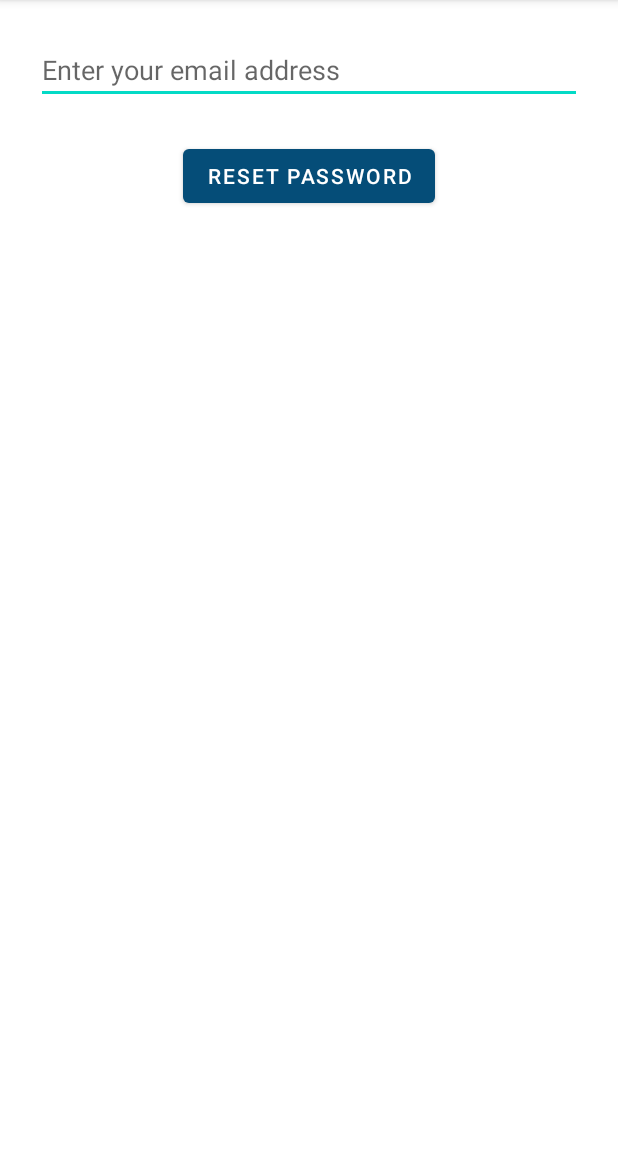
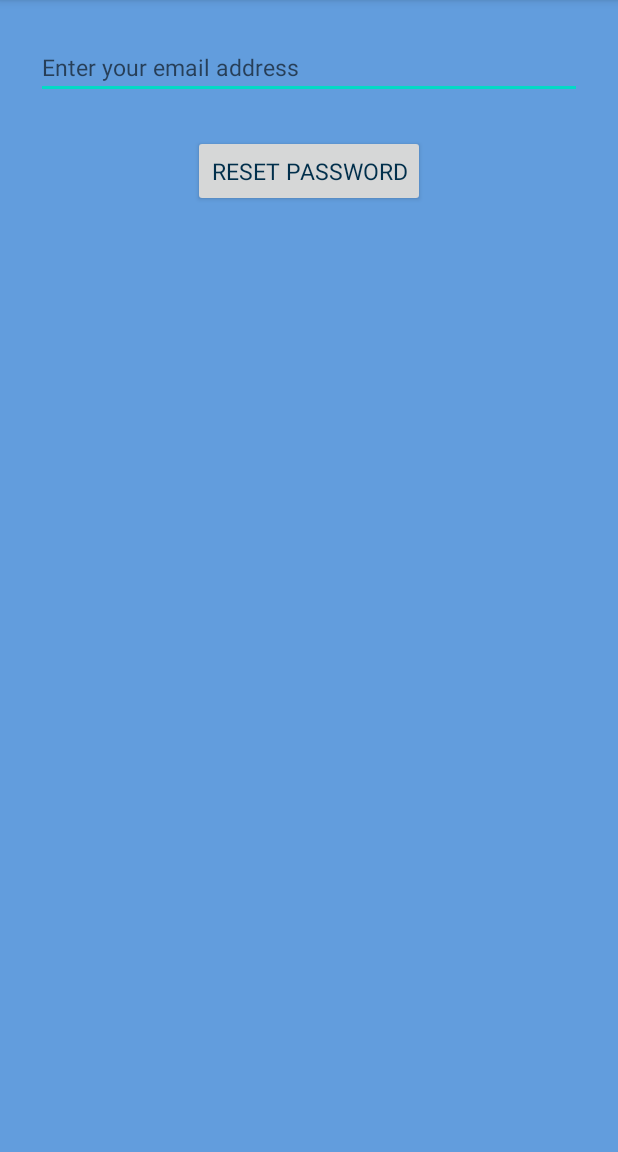
Before and after one commit to AmtojKaur/Group4_Project, an Android app: the fragment ForgotPasswordFragment shown on its own in the app's theme, on a phone screen of 412 x 824 dp, the part 84-1236 px from its top. Run offline under Robolectric (Android 15) with nearby library versions, the phone set to English and light mode, and no system bars; our stand-ins replace Volley, sdp/ssp sizes.

```diff
--- a/app/src/main/res/layout/fragment_forgot_password.xml
+++ b/app/src/main/res/layout/fragment_forgot_password.xml
@@ -5,30 +5,37 @@
     android:id="@+id/layout_root"
     android:layout_width="match_parent"
     android:layout_height="match_parent"
+    style="@style/Background_B6_B2"
     tools:context=".ui.signin.ForgotPasswordFragment">
 
-    <EditText
+    <androidx.appcompat.widget.AppCompatEditText
         android:id="@+id/edit_email"
         android:layout_width="0dp"
         android:layout_height="wrap_content"
         android:ems="10"
         android:inputType="textEmailAddress"
         android:hint="Enter your email address"
+        android:layout_marginStart="24dp"
+        android:layout_marginEnd="24dp"
+        android:layout_marginTop="24dp"
+        android:fontFamily="sans-serif"
+        android:textSize="15sp"
+        style="@style/Text_B2_W"
         app:layout_constraintTop_toTopOf="parent"
         app:layout_constraintStart_toStartOf="parent"
-        app:layout_constraintEnd_toEndOf="parent"
-        android:layout_marginStart="24dp"
-        android:layout_marginEnd="24dp"
-        android:layout_marginTop="24dp" />
+        app:layout_constraintEnd_toEndOf="parent" />
 
-    <Button
+    <androidx.appcompat.widget.AppCompatButton
         android:id="@+id/buttonSendResetEmail"
         android:layout_width="wrap_content"
         android:layout_height="wrap_content"
         android:text="Reset Password"
+        android:layout_marginTop="24dp"
+        android:fontFamily="sans-serif"
+        android:textSize="15sp"
+        style="@style/Text_B2_W"
         app:layout_constraintTop_toBottomOf="@+id/edit_email"
         app:layout_constraintStart_toStartOf="@+id/edit_email"
-        app:layout_constraintEnd_toEndOf="@+id/edit_email"
-        android:layout_marginTop="24dp" />
+        app:layout_constraintEnd_toEndOf="@+id/edit_email" />
 
 </androidx.constraintlayout.widget.ConstraintLayout>
--- a/app/src/main/res/layout/settings_fragment.xml
+++ b/app/src/main/res/layout/settings_fragment.xml
@@ -84,6 +84,8 @@
         android:layout_height="wrap_content"
         android:layout_marginTop="20dp"
         android:fontFamily="sans-serif"
+        android:clickable="true"
+        android:focusable="true"
         android:text="Change Theme"
         style="@style/Text_B6_W"
         android:textSize="15sp"
```
Also changed, not shown: app/src/main/java/edu/uw/tcss450/group4/weatherchatapp/ui/settings/ChangePasswordFragment.java (added, +123 -0 lines), app/src/main/java/edu/uw/tcss450/group4/weatherchatapp/ui/settings/SettingsFragment.java (+12 -0 lines), app/src/main/res/layout/fragment_change_password.xml (added, +66 -0 lines), app/src/main/res/navigation/main_graph.xml (+11 -1 lines).
